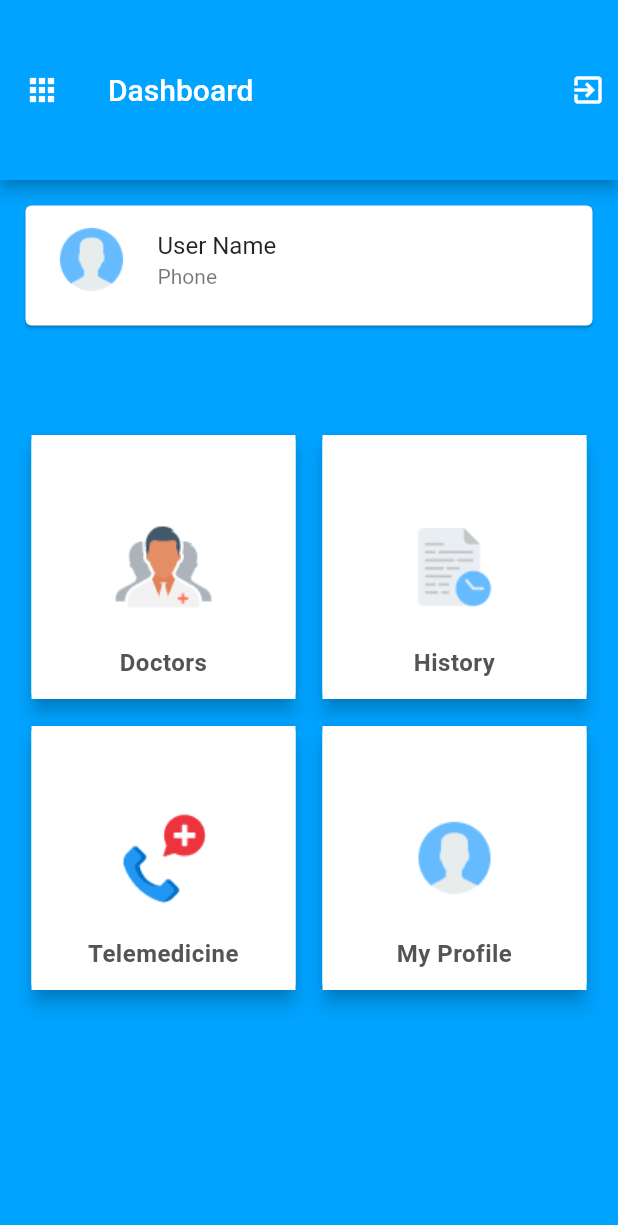
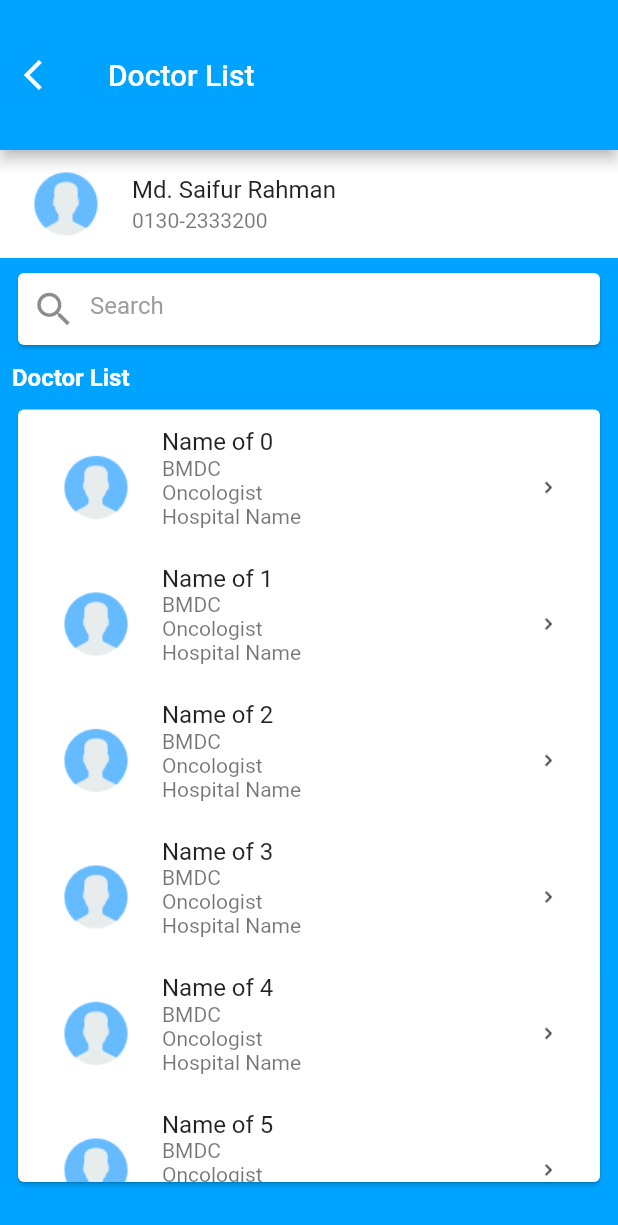
Before and after one commit to mehedimithu/patient_app_UI, a Flutter app: the Dashboard screen opened directly, after a tap on "Doctors", on a phone screen of 412 x 824 dp. Shown: the top 1225 px of the screen. Run offline on Flutter 3.47's test engine with Material 2 defaults, Android fonts, the phone set to English and light mode, and no system bars; our stand-ins replace bloc, equatable, firebase_auth, firebase_core, flutter_bloc; accounts and stored records are empty.

```diff
--- a/lib/auth/home/ui/dashboard.dart
+++ b/lib/auth/home/ui/dashboard.dart
@@ -1,4 +1,6 @@
 import 'package:flutter/material.dart';
+import 'package:user_app/doctor/components/doctor.dart';
+import 'package:user_app/doctor/doctor_list.dart';
 import 'package:user_app/telemedicine/ui/telemedicine_ui.dart';
 
 class Dashboard extends StatelessWidget {
@@ -68,7 +70,10 @@ class Dashboard extends StatelessWidget {
                     mainAxisSpacing: 10,
                     children: [
                       GestureDetector(
-                        onTap: () {},
+                        onTap: () {
+                          Navigator.push(context,
+                              MaterialPageRoute(builder: (context) => DoctorList()));
+                        },
                         child: Card(
                           elevation: 5,
                           child: Container(
--- /dev/null
+++ b/lib/doctor/doctor_list.dart
@@ -0,0 +1,122 @@
+import 'package:flutter/material.dart';
+import 'package:user_app/doctor/components/doctor.dart';
+
+class DoctorList extends StatefulWidget {
+  @override
+  _DoctorListState createState() => _DoctorListState();
+}
+
+class _DoctorListState extends State<DoctorList> {
+
+  List<int> list = List();
+
+  @override
+  void initState() {
+    for (int i = 0; i <= 50; i++) {
+      list.add(i);
+    }
+    super.initState();
+  }
+
+  @override
+  Widget build(BuildContext context) {
+    return Scaffold(
+      backgroundColor: Color(0xff00a3ff),
+      appBar: AppBar(
+        toolbarHeight: 100,
+        backgroundColor: Color(0xff00a3ff),
+        title: Text("Doctor List"),
+        leading: Padding(
+          padding: const EdgeInsets.all(4.0),
+          child: IconButton(
+            icon: Icon(Icons.arrow_back_ios),
+            onPressed: () {
+              Navigator.pop(context);
+            },
+          ),
+        ),
+      ),
+      body: Column(
+        mainAxisSize: MainAxisSize.min,
+        mainAxisAlignment: MainAxisAlignment.start,
+        crossAxisAlignment: CrossAxisAlignment.start,
+        children: [
+          Container(
+            width: 414,
+            color: Colors.white,
+            child: ListTile(
+              leading: Image.asset(
+                'assets/icons/vector_1.png',
+                fit: BoxFit.cover,
+              ),
+              title: Text('Md. Saifur Rahman'),
+              subtitle: Text('0130-2333200'),
+            ),
+          ),
+          Container(
+            margin: EdgeInsets.only(left: 8, right: 8, top: 6),
+            child: Card(
+              child: TextField(
+                textAlign: TextAlign.start,
+                onChanged: (val) {},
+                decoration: InputDecoration(
+                  hintText: "Search",
+                  hintStyle: TextStyle(
+                    color: Colors.grey,
+                  ),
+                  prefixIcon: Icon(
+                    Icons.search,
+                    size: 30,
+                  ),
+                  focusedBorder: InputBorder.none,
+                  enabledBorder: InputBorder.none,
+                ),
+                enableSuggestions: true,
+              ),
+            ),
+          ),
+          Padding(
+            padding: const EdgeInsets.all(8.0),
+            child: Text(
+              'Doctor List',
+              style: TextStyle(color: Colors.white, fontSize: 16, fontWeight: FontWeight.bold),
+            ),
+          ),
+          Expanded(
+            child: Padding(
+              padding: const EdgeInsets.only(left: 8, right: 8, bottom: 32),
+              child: Card(
+                child: ListView.builder(
+                  itemCount: list.length,
+                  itemBuilder: (BuildContext context, int index) {
+                    return Padding(
+                      padding: const EdgeInsets.all(8.0),
+                      child: ListTile(
+                        leading: Image.asset(
+                          'assets/icons/vector_1.png',
+                          fit: BoxFit.cover,
+                        ),
+                        title: Text('Name of ${list[index]}'),
+                        subtitle: Text('BMDC\nOncologist\nHospital Name'),
+                        trailing: InkWell(
+                          child: Image.asset(
+                            'assets/icons/img.png',
+                            fit: BoxFit.cover,
+                          ),
+                          onTap: (){
+                            Navigator.push(context,
+                                MaterialPageRoute(builder: (context) => Doctor()));
+                          },
+                        ),
+                      ),
+                    );
+                  },
+                ),
+              ),
+            ),
+          ),
+        ],
+      ),
+    );
+  }
+}
```
Also changed, not shown: lib/doctor/components/basic.dart (added, +162 -0 lines), lib/doctor/components/clinical.dart (added, +8 -0 lines), lib/doctor/components/doctor.dart (added, +73 -0 lines).
